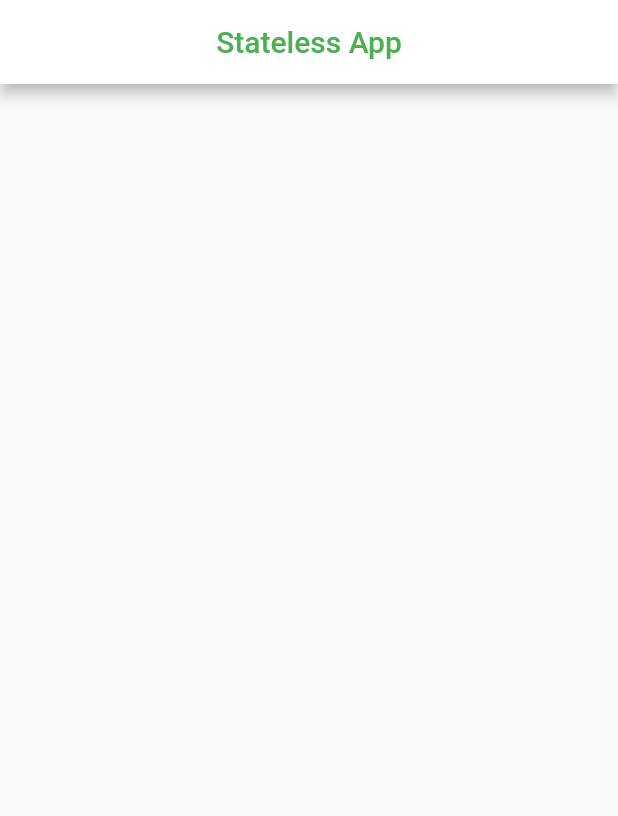
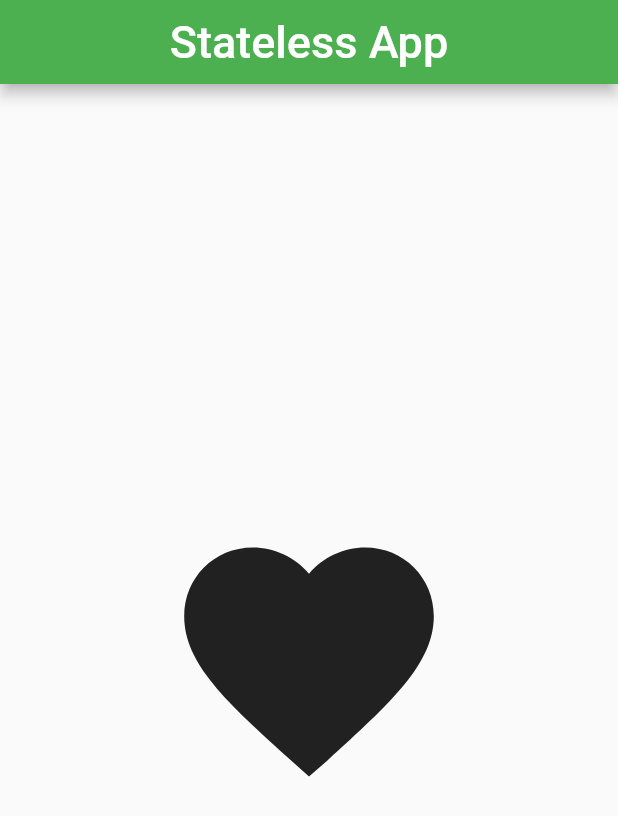
Before and after one commit to JosephineAkello/stateless_demo, a Flutter app: the screen it shows after launch, on a phone screen of 412 x 824 dp. Shown: the top 816 px of the screen. Run offline on Flutter 3.47's test engine with Material 2 defaults, Android fonts, the phone set to English and light mode, and no system bars.

Commit message:
icrease icon size and app bar color

```diff
--- a/lib/main.dart
+++ b/lib/main.dart
@@ -7,18 +7,24 @@ void main() {
 class StatelessApp extends StatelessWidget {
   Widget build(BuildContext context) {
     return MaterialApp(
-
-      theme: ThemeData(primaryColor: Colors.white),
+      debugShowCheckedModeBanner: false,
+        theme: ThemeData(primaryColor: Colors.green),
         home: Scaffold(
           appBar: AppBar(
               title: Text(
                 'Stateless App',
                 style: TextStyle(
-                color: Colors.green,
+                  color: Colors.white,
+                  fontSize: 30.0
                 ),
               ),
               centerTitle: true),
+          body: Center(
+            child: Icon(
+              Icons.favorite,
+              size: 200.0,
             ),
-    );
+          ),
+        ));
   }
 }
```
Lines whose indentation alone changed are shown as unchanged.
